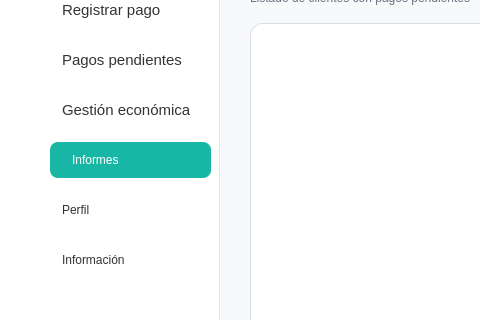
Before: the Qt Designer form Proyecto/src/vista/Ui/interfaz_contable_informes_pagos_pendientes.ui in smonts01/Ingenieria-del-software, drawn with Qt 5; both pictures show x 0 to 480 and y 167 to 487 of the 1200 by 700 pixel window.
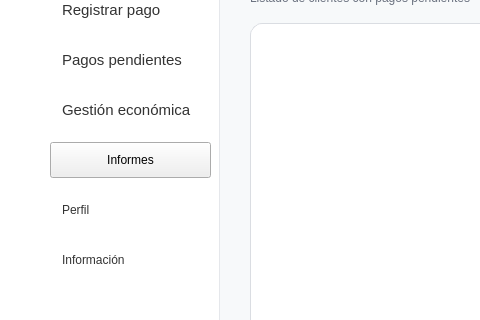
After: the same form once the commit is applied. Icons and pictures are not drawn.

```diff
--- a/Proyecto/src/vista/Ui/interfaz_contable_informes_pagos_pendientes.ui
+++ b/Proyecto/src/vista/Ui/interfaz_contable_informes_pagos_pendientes.ui
@@ -174,7 +174,7 @@
     <property name="frameShape">
      <enum>QFrame::NoFrame</enum>
     </property>
-    <widget class="QPushButton" name="btnInicio">
+    <widget class="QPushButton" name="btnInformes">
      <property name="geometry">
       <rect>
        <x>50</x>
```
Left out of the diff: 23 changed lines with no effect on the pictures.
